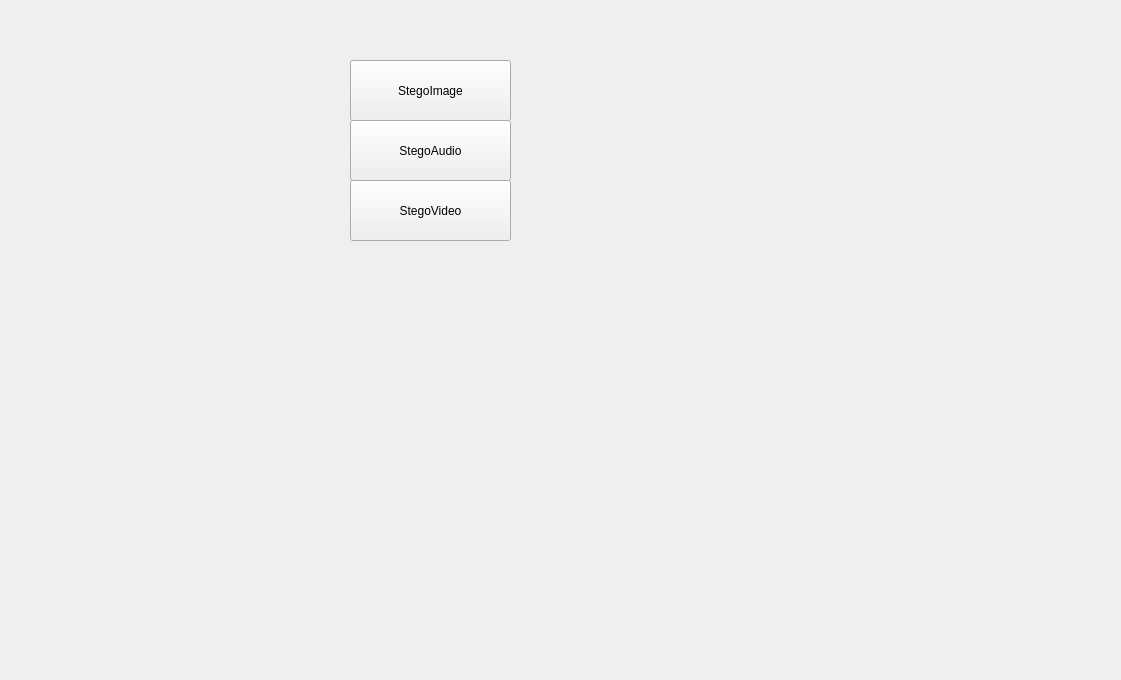
First picture: the form in src/ui/main.ui, repository naufal-dean/Stegosolver, before the edit.
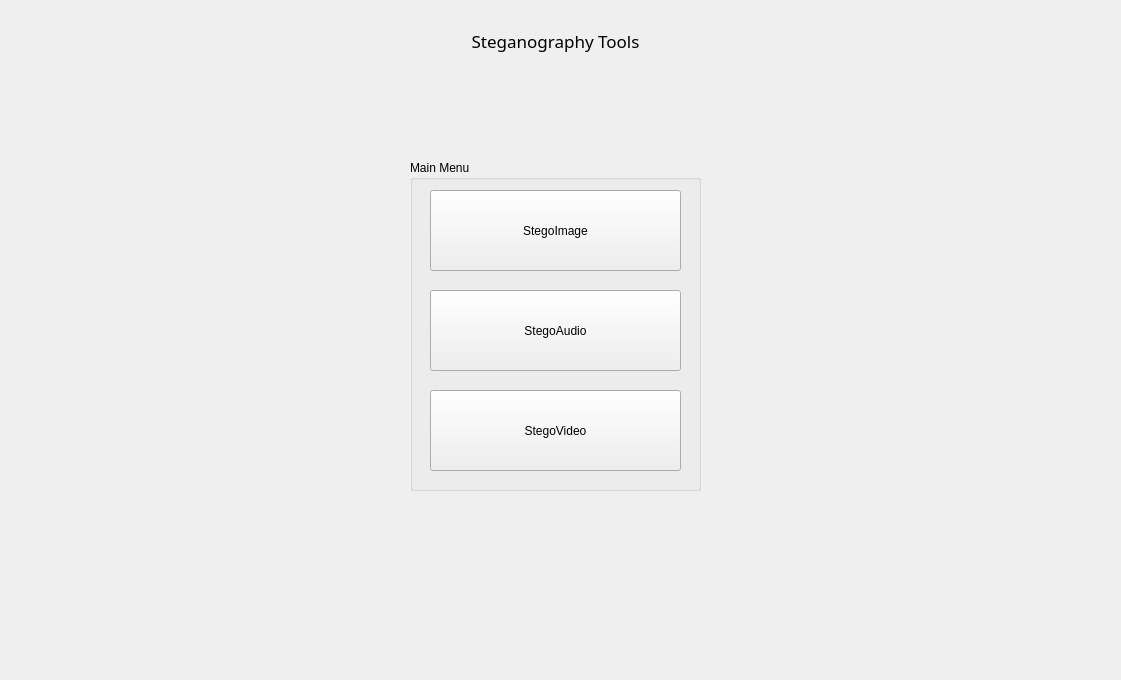
Second picture: the form after the edit.

Commit message: Clean navigation menu

What changed in the file:
```diff
--- a/src/ui/main.ui
+++ b/src/ui/main.ui
@@ -24,44 +24,82 @@
      </rect>
     </property>
     <widget class="QWidget" name="start_page">
-     <widget class="QPushButton" name="imageButton">
+     <widget class="QLabel" name="mainTitle">
       <property name="geometry">
        <rect>
-        <x>350</x>
-        <y>60</y>
-        <width>161</width>
-        <height>61</height>
+        <x>440</x>
+        <y>20</y>
+        <width>231</width>
+        <height>41</height>
        </rect>
       </property>
+      <property name="font">
+       <font>
+        <family>Segoe UI Semibold</family>
+        <pointsize>13</pointsize>
+       </font>
+      </property>
       <property name="text">
-       <string>StegoImage</string>
+       <string>Steganography Tools</string>
       </property>
-     </widget>
-     <widget class="QPushButton" name="audioButton">
-      <property name="geometry">
-       <rect>
-        <x>350</x>
-        <y>120</y>
-        <width>161</width>
-        <height>61</height>
-       </rect>
+      <property name="textFormat">
+       <enum>Qt::AutoText</enum>
       </property>
-      <property name="text">
-       <string>StegoAudio</string>
+      <property name="alignment">
+       <set>Qt::AlignCenter</set>
       </property>
      </widget>
-     <widget class="QPushButton" name="videoButton">
+     <widget class="QGroupBox" name="mainMenuGroup">
       <property name="geometry">
        <rect>
-        <x>350</x>
-        <y>180</y>
-        <width>161</width>
-        <height>61</height>
+        <x>410</x>
+        <y>160</y>
+        <width>291</width>
+        <height>331</height>
        </rect>
       </property>
-      <property name="text">
-       <string>StegoVideo</string>
+      <property name="title">
+       <string>Main Menu</string>
       </property>
+      <widget class="QPushButton" name="videoButton">
+       <property name="geometry">
+        <rect>
+         <x>20</x>
+         <y>230</y>
+         <width>251</width>
+         <height>81</height>
+        </rect>
+       </property>
+       <property name="text">
+        <string>StegoVideo</string>
+       </property>
+      </widget>
+      <widget class="QPushButton" name="audioButton">
+       <property name="geometry">
+        <rect>
+         <x>20</x>
+         <y>130</y>
+         <width>251</width>
+         <height>81</height>
+        </rect>
+       </property>
+       <property name="text">
+        <string>StegoAudio</string>
+       </property>
+      </widget>
+      <widget class="QPushButton" name="imageButton">
+       <property name="geometry">
+        <rect>
+         <x>20</x>
+         <y>30</y>
+         <width>251</width>
+         <height>81</height>
+        </rect>
+       </property>
+       <property name="text">
+        <string>StegoImage</string>
+       </property>
+      </widget>
      </widget>
     </widget>
     <widget class="QWidget" name="imagePage">
```
Left out of the diff: 66 changed lines with no effect on the pictures. The commit also changes 1 other file.
